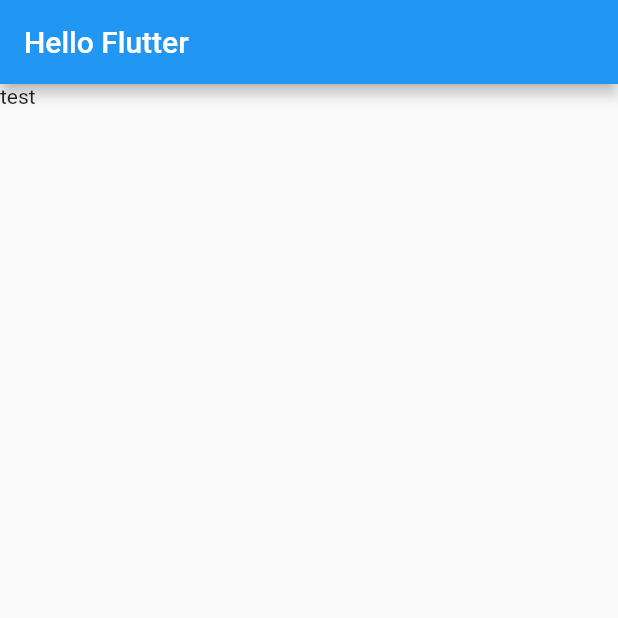
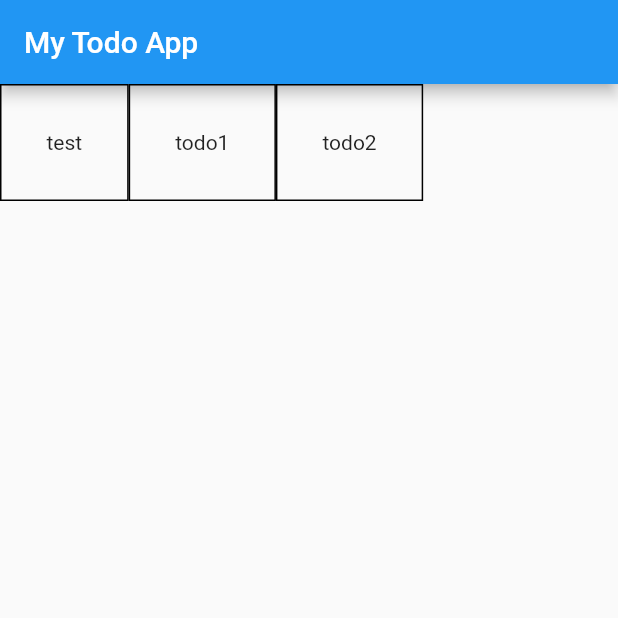
Before and after one commit to K-Sato1995/flutter_play_ground, a Flutter app: the screen it shows after launch, on a phone screen of 412 x 824 dp, the top half of it. Run offline on Flutter 3.47's test engine with Material 2 defaults, Android fonts, the phone set to English and light mode, and no system bars.

Commit message:
Add todo

```diff
--- a/lib/main.dart
+++ b/lib/main.dart
@@ -17,8 +17,7 @@ class Main extends StatelessWidget {
       theme: ThemeData(
         primarySwatch: Colors.blue,
       ),
-      home: Scaffold(
-          appBar: AppBar(title: Text("Hello Flutter")), body: Text('test')),
+      home: Scaffold(appBar: AppBar(title: Text("My Todo App")), body: Todo()),
     );
   }
 }
@@ -31,9 +30,22 @@ class Todo extends StatefulWidget {
 }
 
 class _TodoState extends State<Todo> {
-  List<String> _todoList = ['todo'];
+  List<String> todoList = ['todo1', 'todo2'];
   @override
   Widget build(BuildContext context) {
-    return Container();
+    return Container(
+        child: Row(children: [
+      todoItem('test'),
+      ...todoList.map((item) => todoItem(item)).toList()
+    ]));
   }
 }
+
+Widget todoItem(String item) {
+  return Container(
+      decoration: BoxDecoration(
+        border: Border.all(color: Colors.black),
+      ),
+      padding: const EdgeInsets.all(30),
+      child: Text(item));
+}
```
